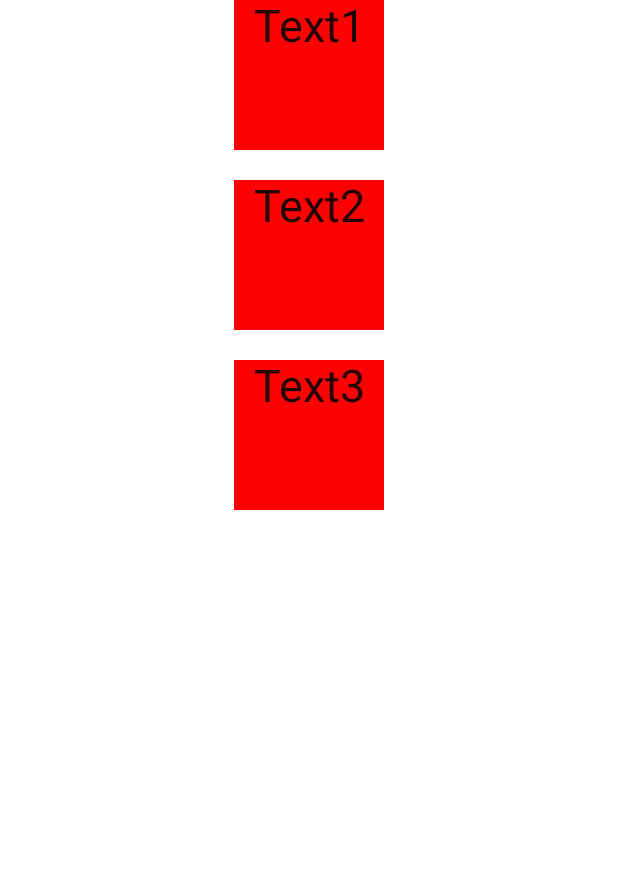
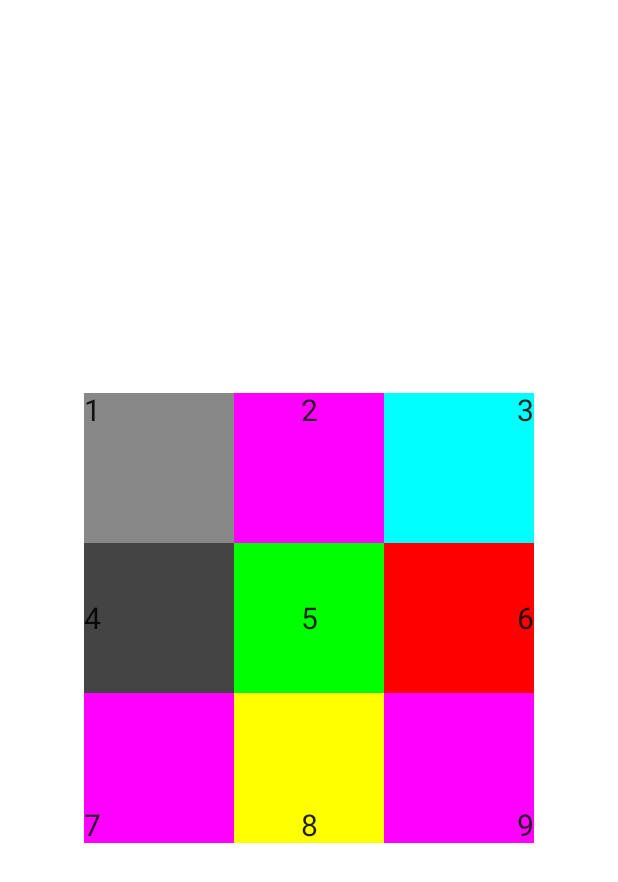
Before and after one commit to Licarey/compose, an Android app built with Jetpack Compose: the screen it shows after launch (MainActivity), on a phone screen of 412 x 824 dp. Shown: the top 882 px of the screen. Run offline under Robolectric (Android 15) with nearby library versions, the phone set to English and light mode, and no system bars; libraries missing offline, so code that uses them is left out: com.google.accompanist.coil.

Commit message:
Row和Box用法

```diff
--- a/app/src/main/java/com/carey/compose/MainActivity.kt
+++ b/app/src/main/java/com/carey/compose/MainActivity.kt
@@ -391,14 +391,115 @@ fun Greeting() {
 //        DefaultText("Text3") // 控件3
 //    }
 
+//    Column(
+//        modifier = Modifier.fillMaxSize(),
+//        verticalArrangement = Arrangement.spacedBy(20.dp), // 间隔20dp
+//        horizontalAlignment = Alignment.CenterHorizontally)
+//    {
+//        DefaultText("Text1") // 控件1
+//        DefaultText("Text2") // 控件2
+//        DefaultText("Text3") // 控件3
+//    }
+
+    // Row用法
+//    Row(
+//        modifier = Modifier.fillMaxSize(),
+//        horizontalArrangement = Arrangement.Center,
+//        verticalAlignment = Alignment.CenterVertically)
+//    {
+//        DefaultText("Text1") // 控件1
+//        DefaultText("Text2") // 控件2
+//        DefaultText("Text3") // 控件3
+//    }
+
+
+//    Box {
+//        Image(
+//            painter = painterResource(id = R.drawable.ic_launcher_background),
+//            modifier = Modifier.size(200.dp, 200.dp),
+//            contentDescription = "这是一张图片",
+//            alignment = Alignment.Center,
+//            alpha = 1.0f,
+//            colorFilter = ColorFilter.tint(Color.Red)
+//        )
+//
+//        Image(
+//            painter = painterResource(id = R.drawable.ic_launcher_background),
+//            modifier = Modifier.size(100.dp, 100.dp),
+//            contentDescription = "这是一张图片",
+//            alignment = Alignment.Center,
+//            alpha = 1.0f,
+//            colorFilter = ColorFilter.tint(Color.Green)
+//        )
+//    }
+
     Column(
         modifier = Modifier.fillMaxSize(),
-        verticalArrangement = Arrangement.spacedBy(20.dp), // 间隔20dp
-        horizontalAlignment = Alignment.CenterHorizontally)
-    {
-        DefaultText("Text1") // 控件1
-        DefaultText("Text2") // 控件2
-        DefaultText("Text3") // 控件3
+        verticalArrangement = Arrangement.Center,
+        horizontalAlignment = Alignment.CenterHorizontally,
+    ) {
+        Row {
+            Box(
+                contentAlignment = Alignment.TopStart,
+                modifier = Modifier.size(100.dp).background(Color.Gray),
+            ) {
+                Text("1", fontSize = 20.sp)
+            }
+            Box(
+                contentAlignment = Alignment.TopCenter,
+                modifier = Modifier.size(100.dp).background(Color.Magenta),
+            ) {
+                Text("2", fontSize = 20.sp)
+            }
+            Box(
+                contentAlignment = Alignment.TopEnd,
+                modifier = Modifier.size(100.dp).background(Color.Cyan),
+            ) {
+                Text("3", fontSize = 20.sp)
+            }
+        }
+        Row {
+            Box(
+                contentAlignment = Alignment.CenterStart,
+                modifier = Modifier.size(100.dp).background(Color.DarkGray),
+            ) {
+                Text("4", fontSize = 20.sp)
+            }
+            Box(
+                contentAlignment = Alignment.Center,
+                modifier = Modifier.size(100.dp).background(Color.Green),
+            ) {
+                Text("5", fontSize = 20.sp)
+            }
+            Box(
+                contentAlignment = Alignment.CenterEnd,
+                modifier = Modifier.size(100.dp).background(Color.Red),
+            ) {
+                Text("6", fontSize = 20.sp)
+            }
+        }
+
+        Row {
+            Box(
+                contentAlignment = Alignment.BottomStart,
+                modifier = Modifier.size(100.dp).background(Color.Magenta),
+            ) {
+                Text("7", fontSize = 20.sp)
+            }
+            Box(
+                contentAlignment = Alignment.BottomCenter,
+                modifier = Modifier.size(100.dp).background(Color.Yellow),
+            ) {
+                Text("8", fontSize = 20.sp)
+            }
+            Box(
+                contentAlignment = Alignment.BottomEnd,
+                modifier = Modifier.size(100.dp).background(Color.Magenta),
+            ) {
+                Text("9", fontSize = 20.sp)
+            }
+        }
+
     }
 
 }
```
